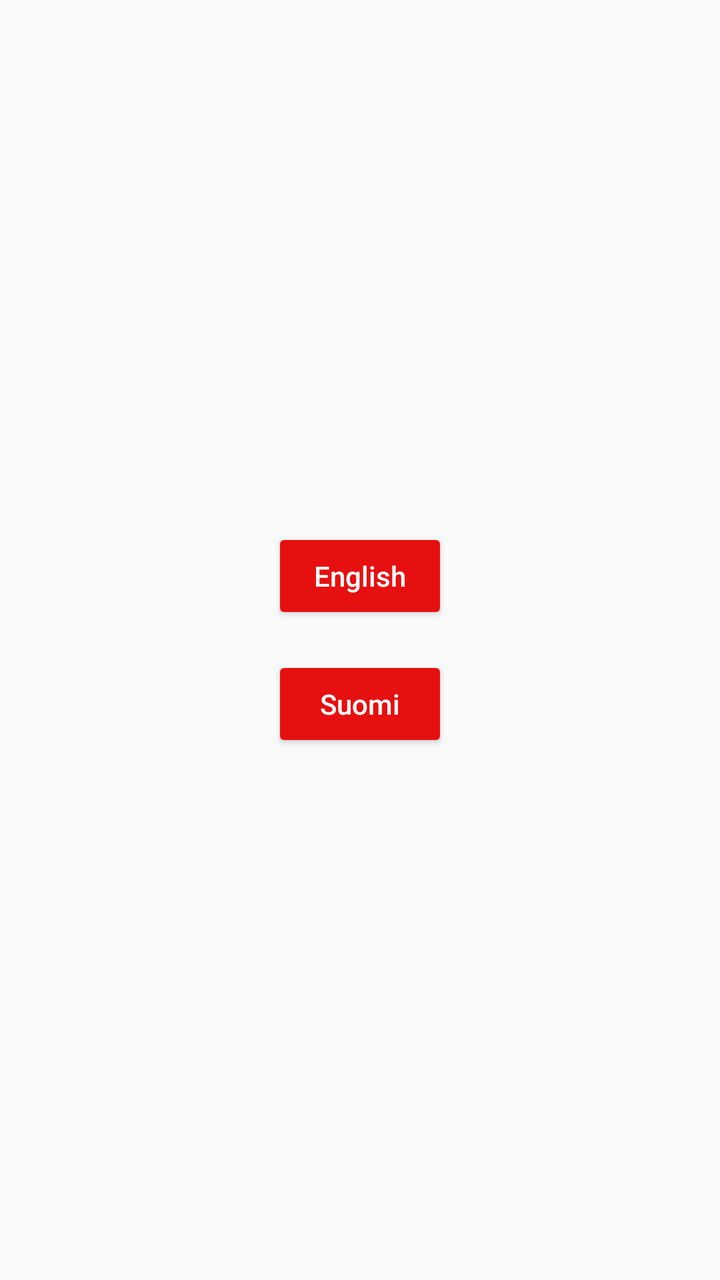
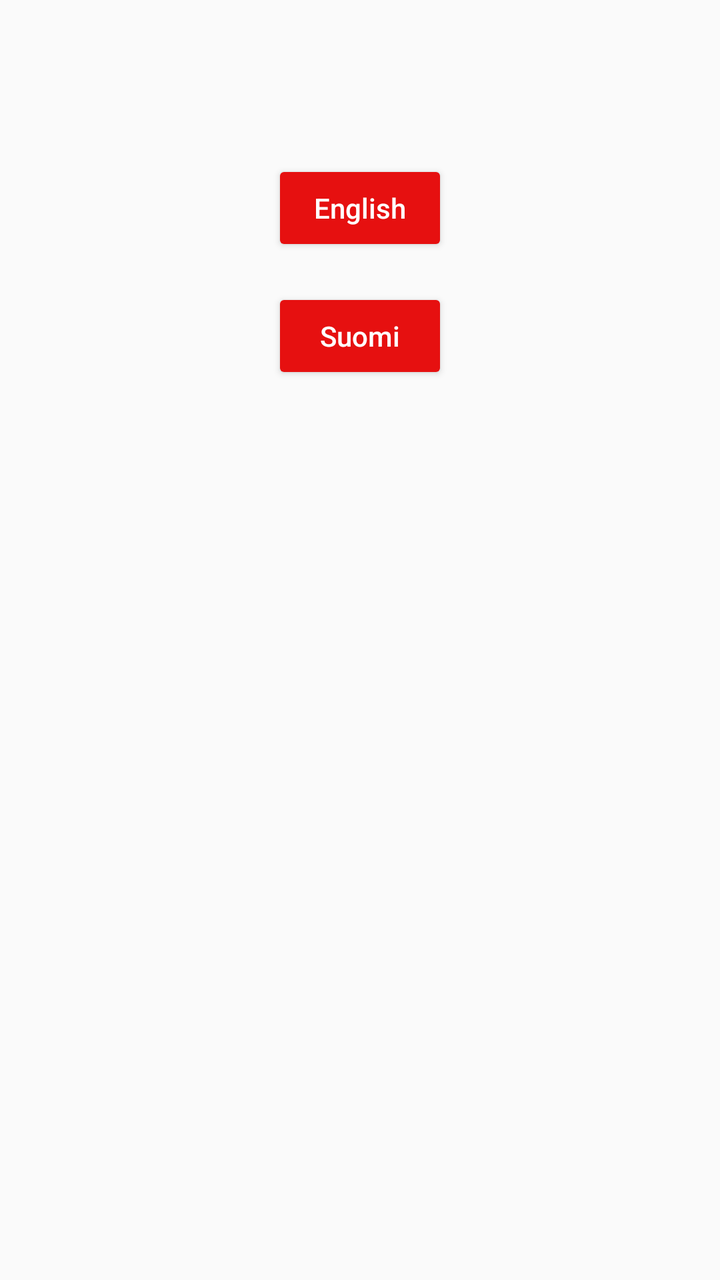

Before-and-after screenshots of an Android layout around one commit, followed by the original layout XML and the change that was made.
<!-- AndroidManifest.xml: application theme Theme.MyApplication -->
<!-- res/layout/activity_language_selection.xml -->
<?xml version="1.0" encoding="utf-8"?>
<LinearLayout xmlns:android="http://schemas.android.com/apk/res/android"
    android:orientation="vertical"
    android:layout_width="match_parent"
    android:layout_height="match_parent"
    android:gravity="center"
    android:padding="24dp">

    <Button
        android:id="@+id/buttonEnglish"
        android:layout_width="wrap_content"
        android:layout_height="wrap_content"
        android:text="English"
        android:textColor="@android:color/white" />

    <Button
        android:id="@+id/buttonFinnish"
        android:layout_width="wrap_content"
        android:layout_height="wrap_content"
        android:layout_marginTop="16dp"
        android:text="Suomi"
        android:textColor="@android:color/white" />

</LinearLayout>
<!-- resources referenced by this layout -->
<resources>
  <style name="Theme.MyApplication" parent="Theme.AppCompat.Light.DarkActionBar">
  
          <item name="android:statusBarColor">#f5f5f5</item>
          <item name="colorPrimary">@color/colorPrimary</item>
          <item name="colorPrimaryDark">@color/colorPrimaryDark</item>
          <item name="colorAccent">@color/colorAccent</item>
          <item name="buttonStyle">@style/MyButtonStyle</item>
          <item name="android:textAllCaps">false</item>
  
      </style>
  <color name="colorPrimary">#e61010</color>
  <color name="colorPrimaryDark">#3700B3</color>
  <color name="colorAccent">#ff9999</color>
  <style name="MyButtonStyle" parent="Widget.AppCompat.Button">
          <item name="android:backgroundTint">@color/colorPrimary</item>
      </style>
</resources>

<!-- the commit's change to res/layout/activity_language_selection.xml (unified diff, before → after) -->
@@ -3,8 +3,10 @@
     android:orientation="vertical"
     android:layout_width="match_parent"
     android:layout_height="match_parent"
-    android:gravity="center"
-    android:padding="24dp">
+    android:gravity="center_horizontal|top"
+    android:paddingTop="80dp"
+    android:paddingLeft="24dp"
+    android:paddingRight="24dp">
 
     <Button
         android:id="@+id/buttonEnglish"
